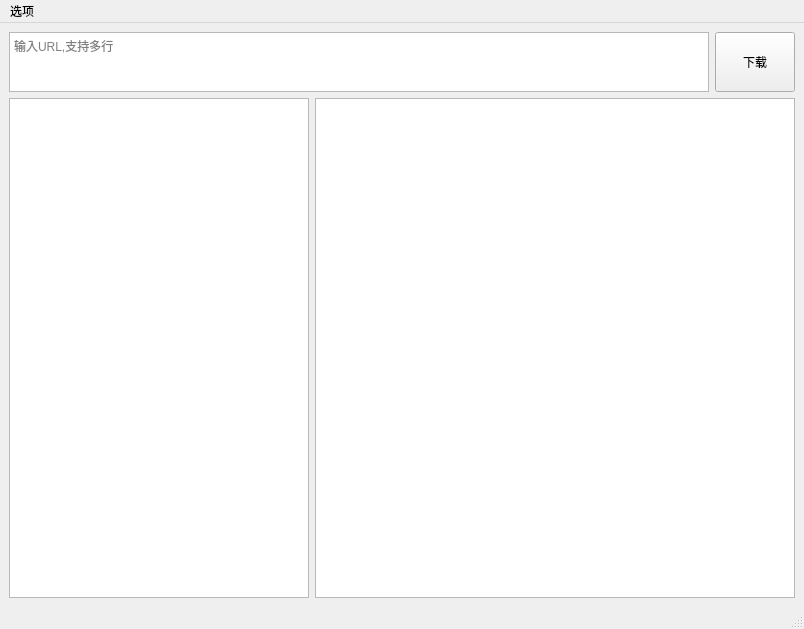
This is mainwindow.ui in li1553770945/SheepDownloader as Qt 5 draws it before an edit. The edited form follows.
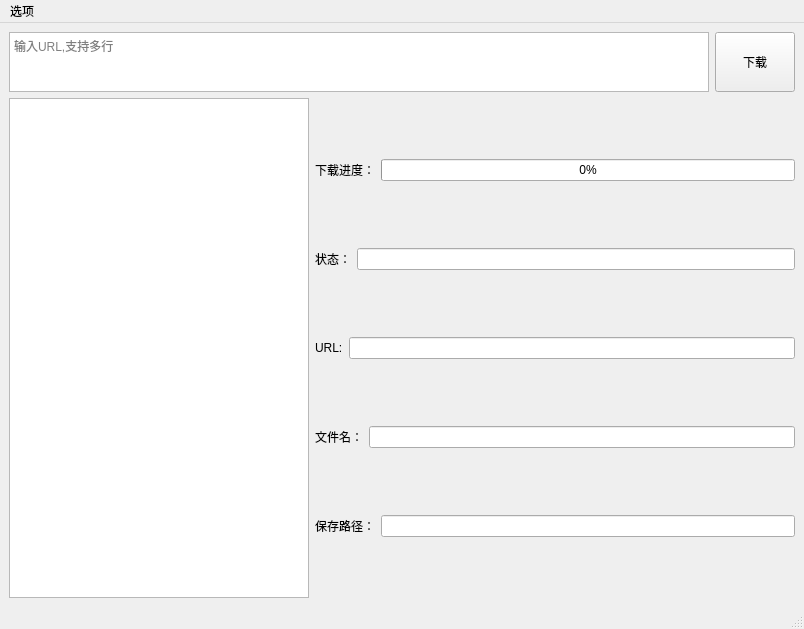
This is the edited form.

Commit message: 实现简单下载功能（无GUI）

Diff of the .ui file:
```diff
--- a/mainwindow.ui
+++ b/mainwindow.ui
@@ -76,7 +76,82 @@
      </widget>
     </item>
     <item row="1" column="1" colspan="2">
-     <widget class="QTableView" name="InformationTable"/>
+     <layout class="QVBoxLayout" name="verticalLayout">
+      <item>
+       <layout class="QHBoxLayout" name="horizontalLayout_4">
+        <item>
+         <widget class="QLabel" name="label_4">
+          <property name="text">
+           <string>下载进度：</string>
+          </property>
+         </widget>
+        </item>
+        <item>
+         <widget class="QProgressBar" name="ProgressBar">
+          <property name="value">
+           <number>0</number>
+          </property>
+         </widget>
+        </item>
+       </layout>
+      </item>
+      <item>
+       <layout class="QHBoxLayout" name="horizontalLayout_5">
+        <item>
+         <widget class="QLabel" name="label_5">
+          <property name="text">
+           <string>状态：</string>
+          </property>
+         </widget>
+        </item>
+        <item>
+         <widget class="QLineEdit" name="Status"/>
+        </item>
+       </layout>
+      </item>
+      <item>
+       <layout class="QHBoxLayout" name="horizontalLayout">
+        <item>
+         <widget class="QLabel" name="label">
+          <property name="text">
+           <string>URL:</string>
+          </property>
+         </widget>
+        </item>
+        <item>
+         <widget class="QLineEdit" name="URL"/>
+        </item>
+       </layout>
+      </item>
+      <item>
+       <layout class="QHBoxLayout" name="horizontalLayout_2">
+        <item>
+         <widget class="QLabel" name="label_2">
+          <property name="text">
+           <string>文件名：</string>
+          </property>
+         </widget>
+        </item>
+        <item>
+         <widget class="QLineEdit" name="FileName"/>
+        </item>
+       </layout>
+      </item>
+      <item>
+       <layout class="QHBoxLayout" name="horizontalLayout_3">
+        <item>
+         <widget class="QLabel" name="label_3">
+          <property name="text">
+           <string>保存路径：</string>
+          </property>
+         </widget>
+        </item>
+        <item>
+         <widget class="QLineEdit" name="SavePath"/>
+        </item>
+       </layout>
+      </item>
+     </layout>
     </item>
    </layout>
   </widget>
```
The commit also changes 10 other files.
